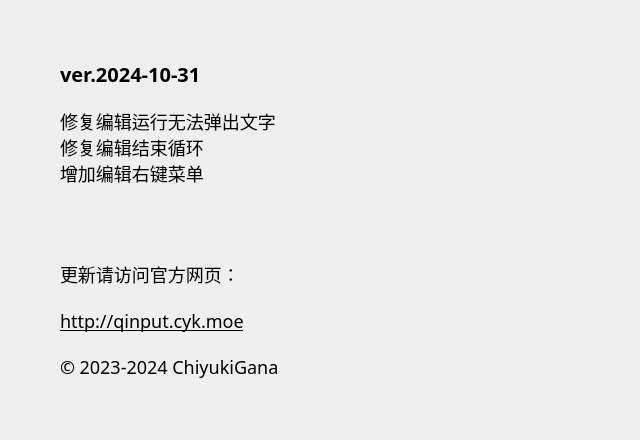
This is source/ui/AboutUi.ui in ChiyukiGana/Quickinput as Qt 5 draws it before an edit. The edited form follows.
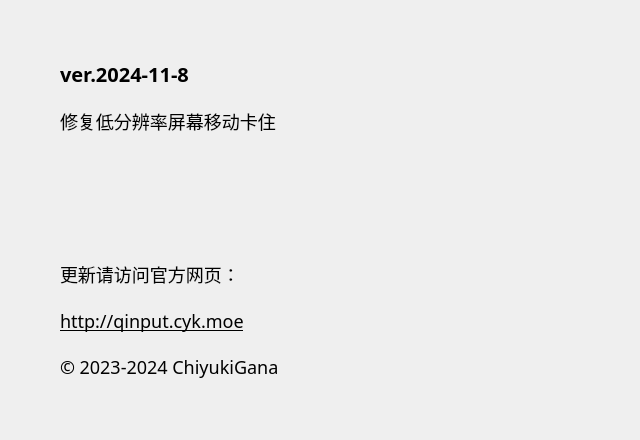
This is the edited form.

The edit to the form file:
```diff
--- a/source/ui/AboutUi.ui
+++ b/source/ui/AboutUi.ui
@@ -88,7 +88,7 @@
          <string notr="true">font-size:20px</string>
         </property>
         <property name="text">
-         <string>ver.2024-10-31</string>
+         <string>ver.2024-11-8</string>
         </property>
         <property name="textFormat">
          <enum>Qt::PlainText</enum>
@@ -104,9 +104,7 @@
          </sizepolicy>
         </property>
         <property name="text">
-         <string>修复编辑运行无法弹出文字
-修复编辑结束循环
-增加编辑右键菜单</string>
+         <string>修复低分辨率屏幕移动卡住</string>
         </property>
         <property name="textFormat">
          <enum>Qt::PlainText</enum>
```
